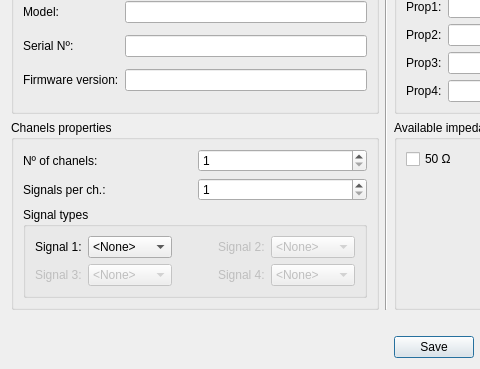
Qt form frequency-meter/view/resources/device_interface.ui (robertofem/Freq-meter-APP) before a commit; both pictures show x 0 to 480 and y 113 to 482 of the 657 by 482 pixel window.
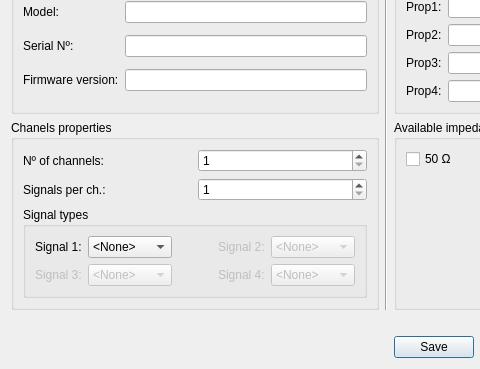
The same form after that commit.

The edit to the form file:
```diff
--- a/frequency-meter/view/resources/device_interface.ui
+++ b/frequency-meter/view/resources/device_interface.ui
@@ -6,7 +6,7 @@
    <rect>
     <x>0</x>
     <y>0</y>
-    <width>670</width>
+    <width>714</width>
     <height>518</height>
    </rect>
   </property>
@@ -118,7 +118,7 @@
       <item row="0" column="0">
        <widget class="QLabel" name="label_5">
         <property name="text">
-         <string>Nº of chanels:</string>
+         <string>Nº of channels:</string>
         </property>
        </widget>
       </item>
```
Left out of the diff: 3 changed lines with no effect on the pictures.
